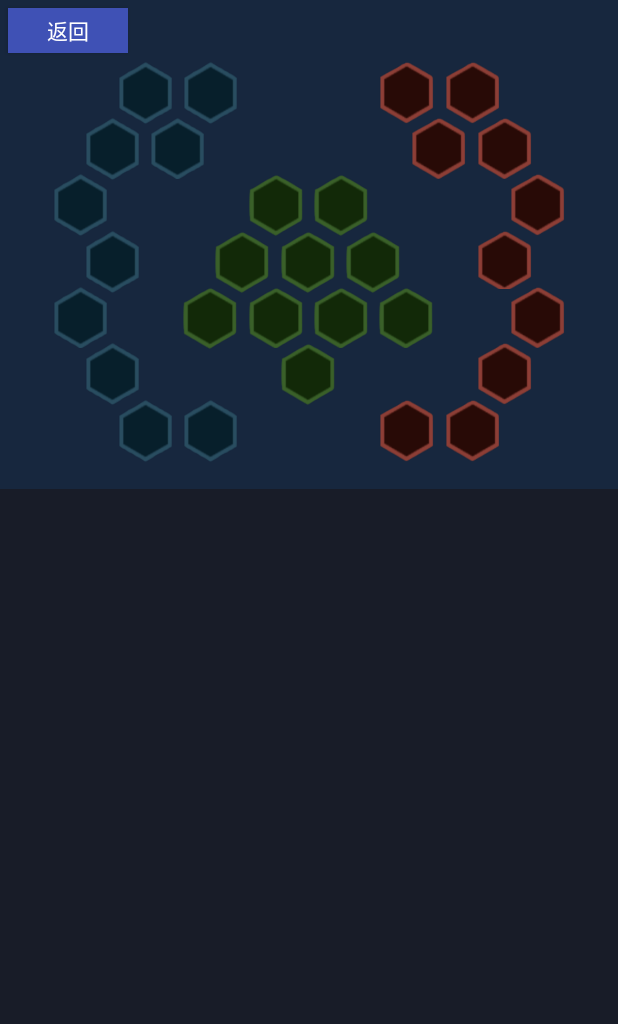
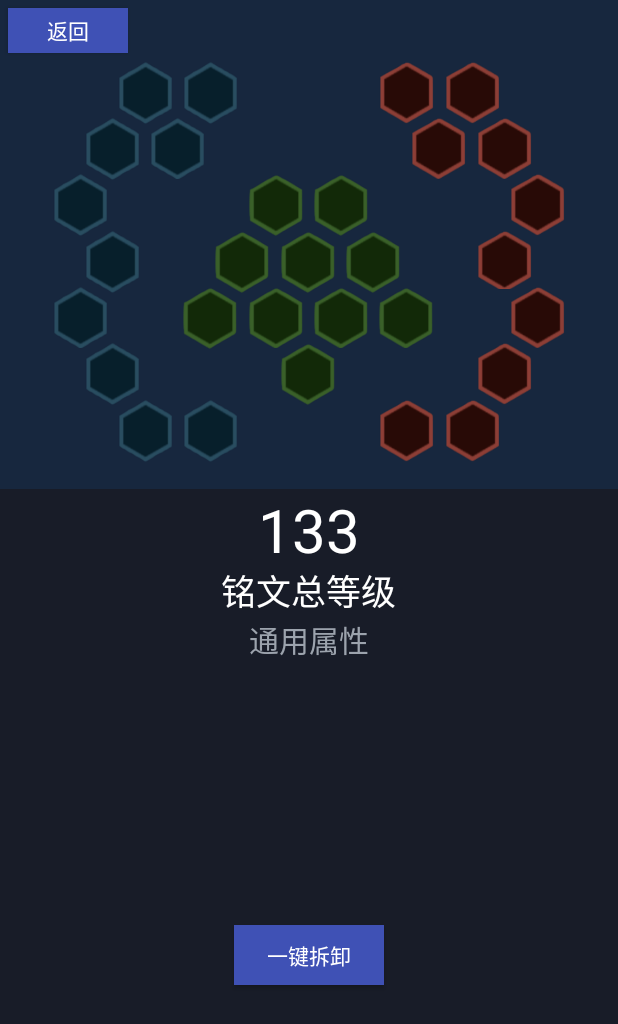
Before and after one commit to chensm9/kingofglory-data-app, an Android app: the layout epigraph.xml on its own in the app's theme, with its tools: preview values and no code run, on a phone screen of 412 x 824 dp. Shown: the top 1024 px of the screen. Run offline under Robolectric (Android 15) with nearby library versions, the phone set to English and light mode, and no system bars.

Commit message:
todo:  add listview click event

```diff
--- a/code/heroList/app/src/main/res/layout/epigraph.xml
+++ b/code/heroList/app/src/main/res/layout/epigraph.xml
@@ -171,14 +171,14 @@
             android:onClick="click1"/>
     </com.example.a17980.herolist.DefineViewGroup>
     <RelativeLayout
+        android:id="@+id/first"
         android:layout_marginTop="5dp"
         android:layout_width="match_parent"
         android:layout_height="wrap_content"
         define:layout_constraintTop_toBottomOf="@+id/defineViewGroup"
         android:layout_gravity="center"
         android:background="#181c28"
-        android:layout_weight="1"
-        android:visibility="gone">
+        android:layout_weight="1">
         <TextView
             android:id="@+id/sum"
             android:layout_width="100dp"
@@ -229,6 +229,7 @@
             android:onClick="clear"/>
     </RelativeLayout>
     <RelativeLayout
+        android:id="@+id/second"
         android:layout_marginTop="5dp"
         android:layout_width="match_parent"
         android:layout_height="wrap_content"
@@ -311,17 +312,29 @@
         </LinearLayout>
     </RelativeLayout>
     <RelativeLayout
+        android:id="@+id/third"
         android:layout_marginTop="5dp"
         android:layout_width="match_parent"
         android:layout_height="wrap_content"
         define:layout_constraintTop_toBottomOf="@+id/defineViewGroup"
         android:layout_gravity="center"
         android:background="#181c28"
-        android:layout_weight="1">
+        android:layout_weight="1"
+        android:visibility="gone">
+        <TextView
+            android:id="@+id/text6"
+            android:textColor="#FFFFFF"
+            android:textSize="20sp"
+            android:text="选择铭文"
+            android:layout_marginTop="10dp"
+            android:layout_width="wrap_content"
+            android:layout_height="wrap_content"
+            android:layout_centerHorizontal="true"/>
         <ListView
             android:id="@+id/lv3"
-            android:layout_width="130dp"
-            android:layout_height="200dp"
+            android:layout_below="@id/text6"
+            android:layout_width="200dp"
+            android:layout_height="250dp"
             android:layout_centerHorizontal="true"
             android:layout_marginTop="5dp">
         </ListView>
```
Also changed, not shown: code/heroList/app/src/main/java/com/example/a17980/herolist/DefineView.java (+10 -0 lines), code/heroList/app/src/main/java/com/example/a17980/herolist/EpigraphActivity.java (+62 -7 lines), code/heroList/app/src/main/java/com/example/a17980/herolist/EpigraphSelectAdapter.java (+65 -57 lines), code/heroList/app/src/main/res/layout/epigraph_select.xml (+11 -5 lines).
